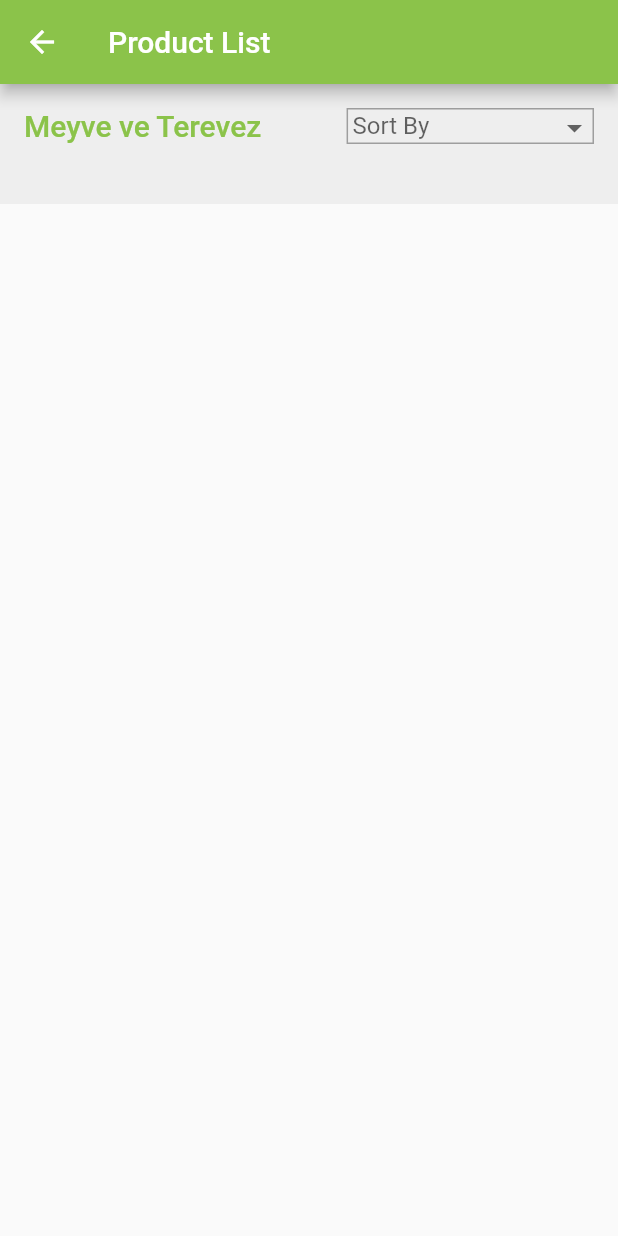
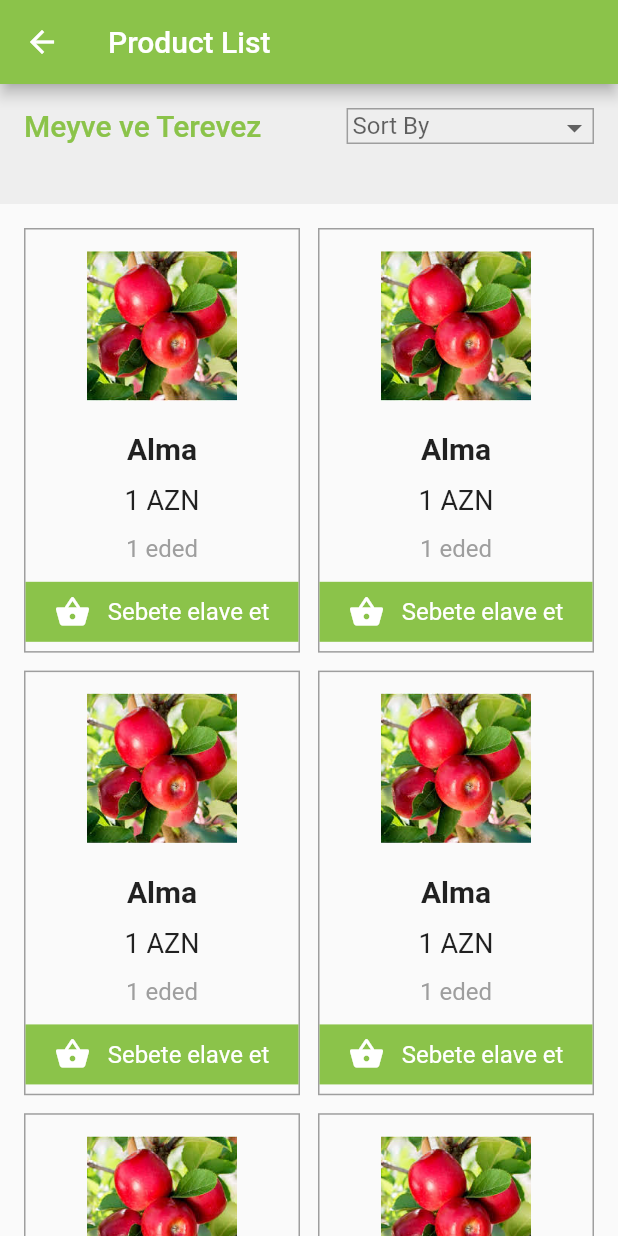
Before and after one commit to konuleminova/redux_sign_in_demo, a Flutter app: the ProductsPage screen opened by its route, on a phone screen of 412 x 824 dp. Run offline on Flutter 3.47's test engine with Material 2 defaults, Android fonts, the phone set to English and light mode, and no system bars; our stand-ins replace flutter_redux, redux, redux_thunk, shared_preferences; accounts and stored records are empty.

```diff
--- a/lib/ui/page/product_list.dart
+++ b/lib/ui/page/product_list.dart
@@ -29,7 +29,8 @@ class ProductsState extends State<ProductsPage> {
             backgroundColor: Colors.grey[200],
             actions: <Widget>[
               new Container(
-                  child: DropdownButtonHideUnderline(child:  new DropdownButton<String>(
+                child: DropdownButtonHideUnderline(
+                    child: new DropdownButton<String>(
                         items: <String>[
                           'Price:Lower to High',
                           'Price:High to Lower',
@@ -44,11 +45,78 @@ class ProductsState extends State<ProductsPage> {
                         onChanged: (value) {
                           return Text(value);
                         },
-                    hint: new Container(child: new Text("Sort By"),margin: EdgeInsets.only(left: 3),)
-                  )),
+                        hint: new Container(
+                          child: new Text("Sort By"),
+                          margin: EdgeInsets.only(left: 3),
+                        ))),
                 margin: EdgeInsets.all(16),
-                   decoration: BoxDecoration(border: new Border.all(color: Colors.grey)),),
+                decoration:
+                    BoxDecoration(border: new Border.all(color: Colors.grey)),
+              ),
             ],
+          ),
+          SliverPadding(
+            padding: const EdgeInsets.all(16),
+            sliver:new  SliverGrid(
+              gridDelegate: SliverGridDelegateWithFixedCrossAxisCount(
+                  crossAxisSpacing: 12,
+                  mainAxisSpacing: 12,
+                  crossAxisCount: 2,
+                  childAspectRatio: MediaQuery.of(context).size.width /
+                      (MediaQuery.of(context).size.height / 1.3)),
+              delegate: new SliverChildBuilderDelegate(
+                  (BuildContext context, int index) {
+                return new Container(
+                  decoration: new BoxDecoration(
+                      border: new Border.all(color: Colors.grey)),
+                  child: new Column(
+                    mainAxisAlignment: MainAxisAlignment.spaceAround,
+                    children: <Widget>[
+                      new Container(
+                        child: new Image.asset(
+                          "images/img2.jpg",
+                          fit: BoxFit.cover,
+                        ),
+                        margin: EdgeInsets.all(8),
+                        width: 100,
+                        height: 100,
+                      ),
+                      new Text(
+                        "Alma",
+                        style: TextStyle(
+                            fontSize: 20, fontWeight: FontWeight.bold),
+                      ),
+                      new Text(
+                        "1 AZN",
+                        style: TextStyle(fontSize: 18),
+                      ),
+                      new Text(
+                        "1 eded",
+                        style: TextStyle(fontSize: 16, color: Colors.grey),
+                      ),
+                      new Container(
+                        padding: EdgeInsets.all(8),
+                        color: Colors.lightGreen,
+                        child: new Row(
+                          children: <Widget>[
+                            Icon(
+                              Icons.shopping_basket,
+                              color: Colors.white,
+                            ),
+                            new Text(
+                              "Sebete elave et",
+                              style:
+                                  TextStyle(color: Colors.white, fontSize: 16),
+                            )
+                          ],
+                          mainAxisAlignment: MainAxisAlignment.spaceEvenly,
+                        ),
+                      )
+                    ],
+                  ),
+                );
+              }),
+            ),
           )
         ],
       ),
```
Lines whose indentation alone changed are shown as unchanged.
